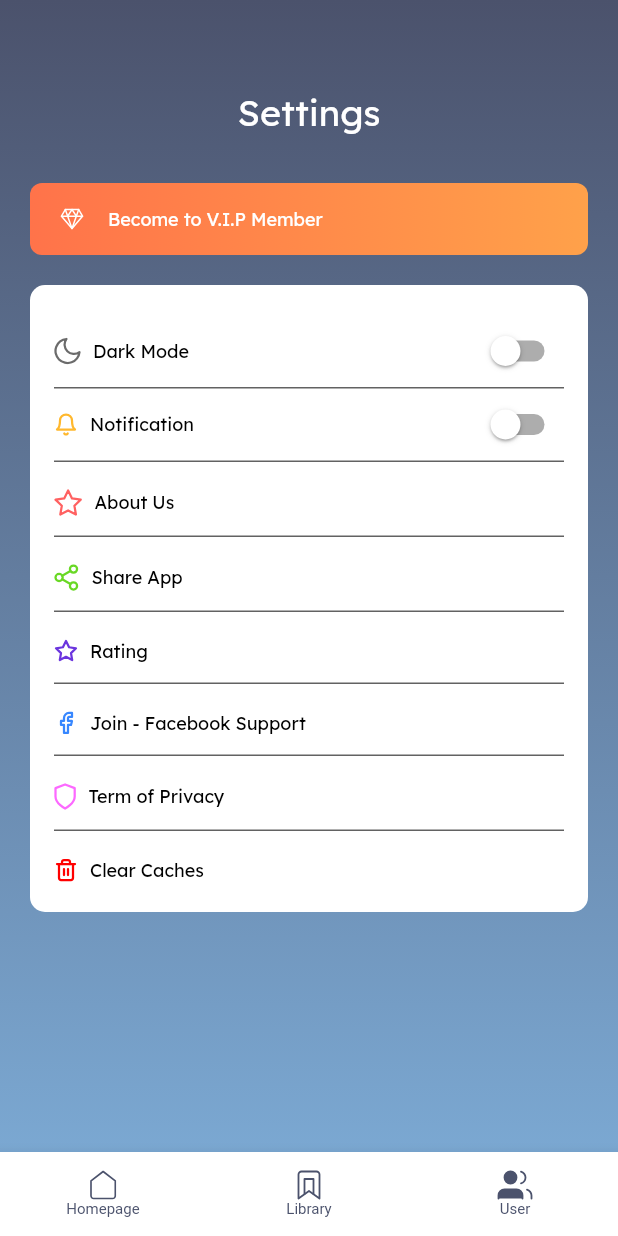
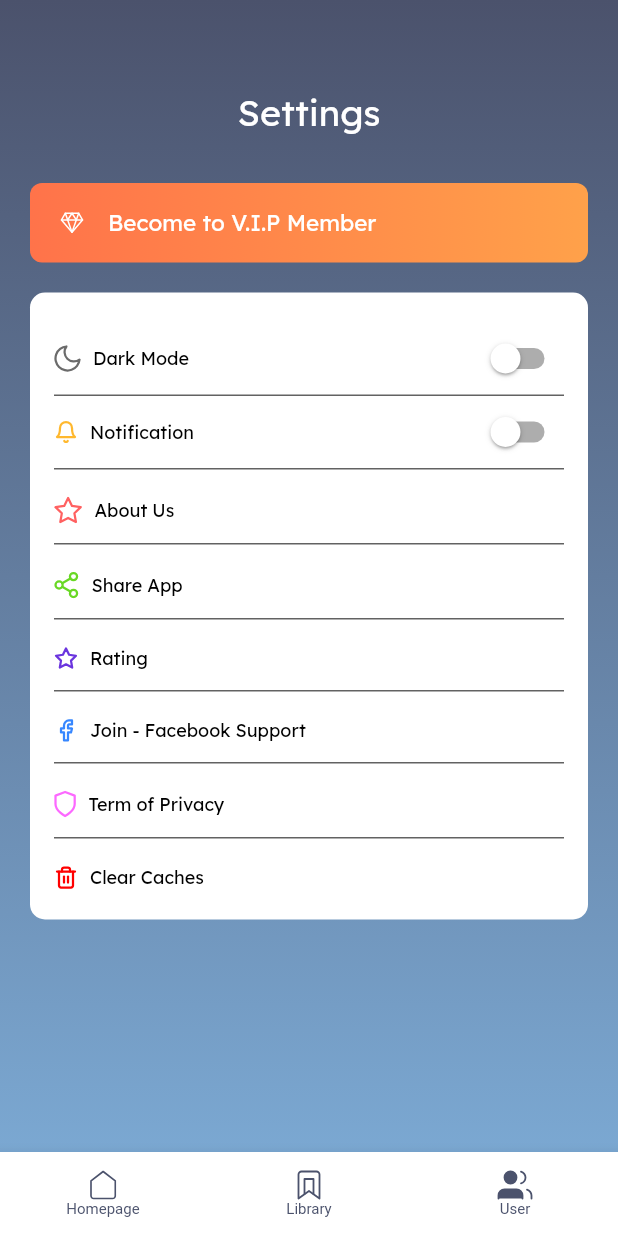
Before and after one commit to phongit1995/manga-fox-app, a Flutter app: the screen it shows after launch, item 3 of the bottom bar chosen, on a phone screen of 412 x 824 dp. Run offline on Flutter 3.47's test engine with Material 2 defaults, Android fonts, the phone set to English and light mode, and no system bars; our stand-ins replace cached_network_image, dio, equatable, firebase_core, firebase_messaging, flutter_easyloading and 12 more; missing offline and left inert: applovin_max, flutter_downloader, image_downloader, inview_notifier_list, launch_review, screen_brightness and 1 more; accounts and stored records are empty; network calls fail.

Commit message:
update upgrade vip

```diff
--- a/lib/ui/user/user_page.dart
+++ b/lib/ui/user/user_page.dart
@@ -74,7 +74,7 @@ class _UserPageState extends State<UserPage> {
                             backgroundColor: Colors.transparent),
                         child: Container(
                           width: double.maxFinite,
-                          height: 48,
+                          height: 53,
                           alignment: Alignment.centerLeft,
                           decoration: BoxDecoration(
                             gradient: const LinearGradient(
@@ -94,7 +94,7 @@ class _UserPageState extends State<UserPage> {
                                 style: AppStyle.mainStyle.copyWith(
                                     color: Colors.white,
                                     fontWeight: FontWeight.w400,
-                                    fontSize: 12),
+                                    fontSize: 15),
                               ),
                             ],
                           ),
```
